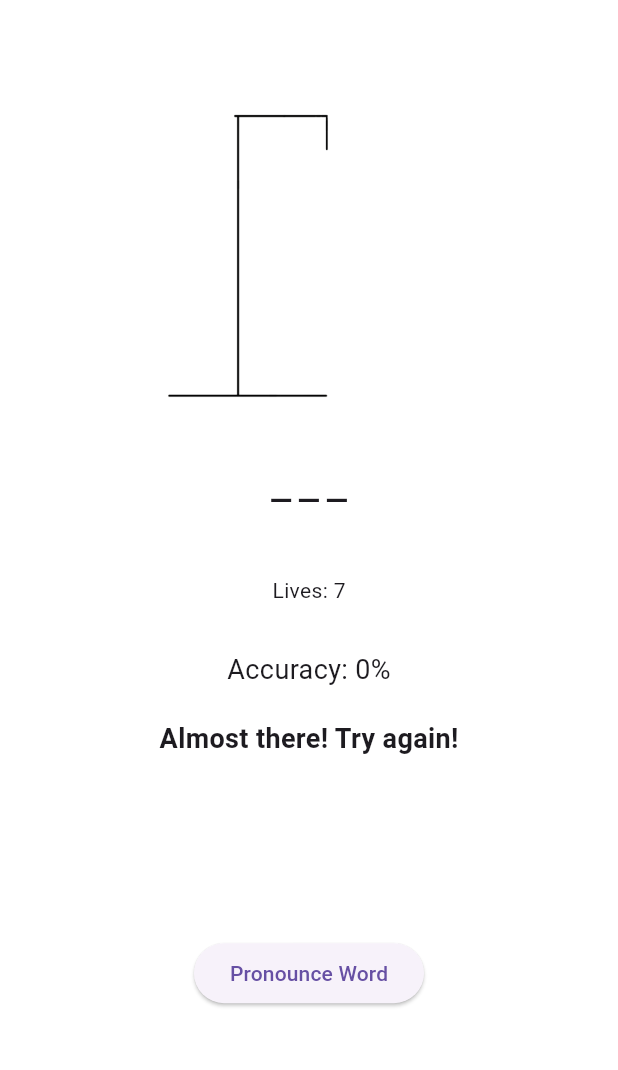
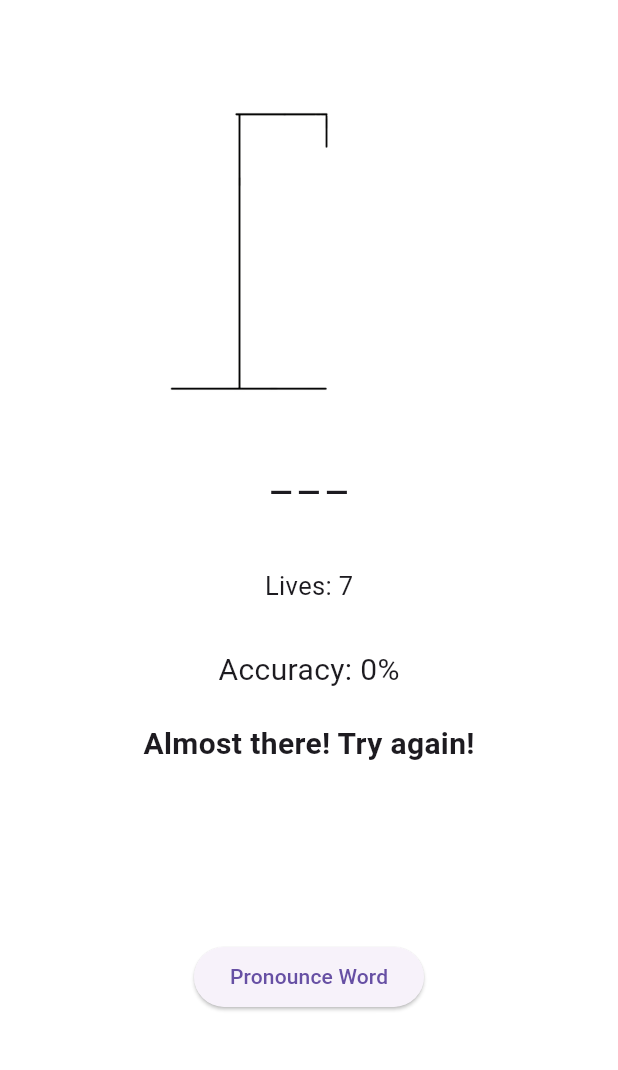
Before and after one commit to nazikanshaffAM/spello_onebysix, a Flutter app: the screen it shows after launch, after a tap on "Start Game", on a phone screen of 412 x 824 dp, the part 63-1133 px from its top. Run offline on Flutter 3.47's test engine with Material 3 defaults, Android fonts, the phone set to English and light mode, and no system bars; our stand-ins replace fl_chart, flutter_slidable, lottie, shared_preferences, shelf, smooth_page_indicator; missing offline and left inert: record, shelf_router, tutorial_coach_mark; project files that could hold a hidden picture were left out.

Commit message:
feat: UI changes to hangman_page.dart

```diff
--- a/game2/lib/ui/hangman_page.dart
+++ b/game2/lib/ui/hangman_page.dart
@@ -219,7 +219,7 @@ class _HangmanPageState extends State<HangmanPage> {
         ),
         actions: [
           IconButton(
-            icon: Icon(Icons.settings, color: Colors.black), // Settings button
+            icon: Icon(Icons.settings, color: Colors.black,), // Settings button
             onPressed: () {
               // Navigate to the settings page
               Navigator.push(
@@ -243,17 +243,18 @@ class _HangmanPageState extends State<HangmanPage> {
             ),
             Padding(
               padding: EdgeInsets.all(20.0),
-              child: Text('Lives: $_livesLeft'), // Show remaining lives
+              child: Text('Lives: $_livesLeft',
+              style: TextStyle(fontSize: 17),), // Show remaining lives
             ),
             Padding(
               padding: EdgeInsets.all(10.0),
-              child: Text('Accuracy: $_accuracy%', style: TextStyle(fontSize: 18.0)), // Show accuracy
+              child: Text('Accuracy: $_accuracy%', style: TextStyle(fontSize: 20.0)), // Show accuracy
             ),
             Padding(
               padding: EdgeInsets.all(10.0),
               child: Text(
                 _feedbackMessage, // Show feedback message
-                style: TextStyle(fontSize: 18.0, fontWeight: FontWeight.bold),
+                style: TextStyle(fontSize: 20.0, fontWeight: FontWeight.bold),
               ),
             ),
             Expanded(
```
